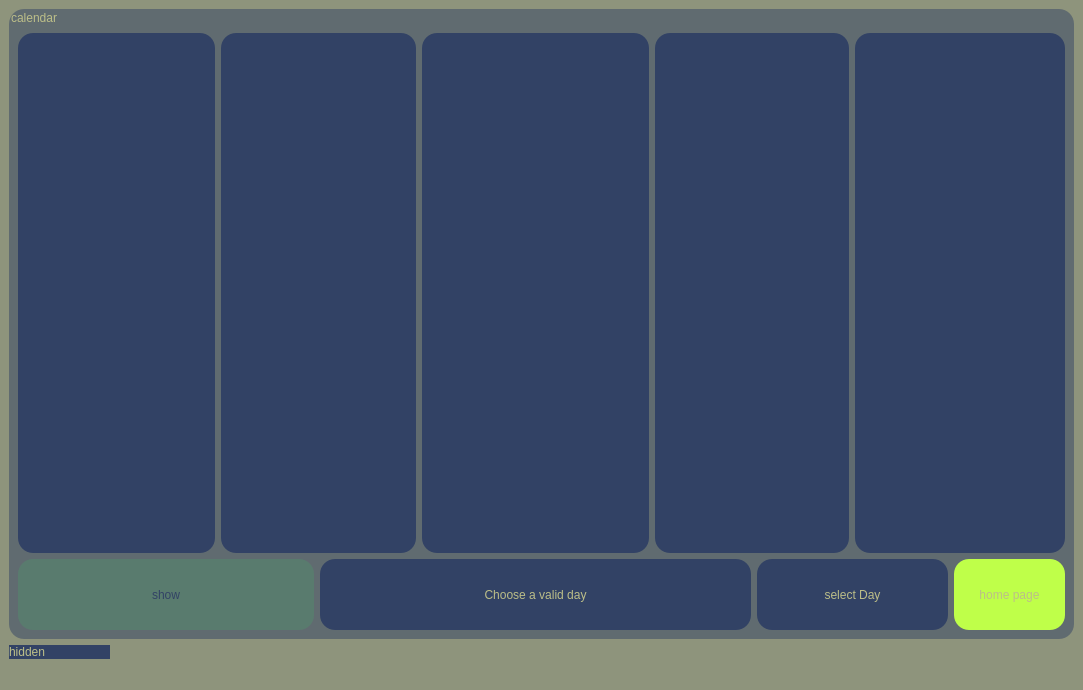
Above: AgileAgenda/currentday.ui from AmirHossienAfshar/AgileAgenda before the change. Below: the same form after it.
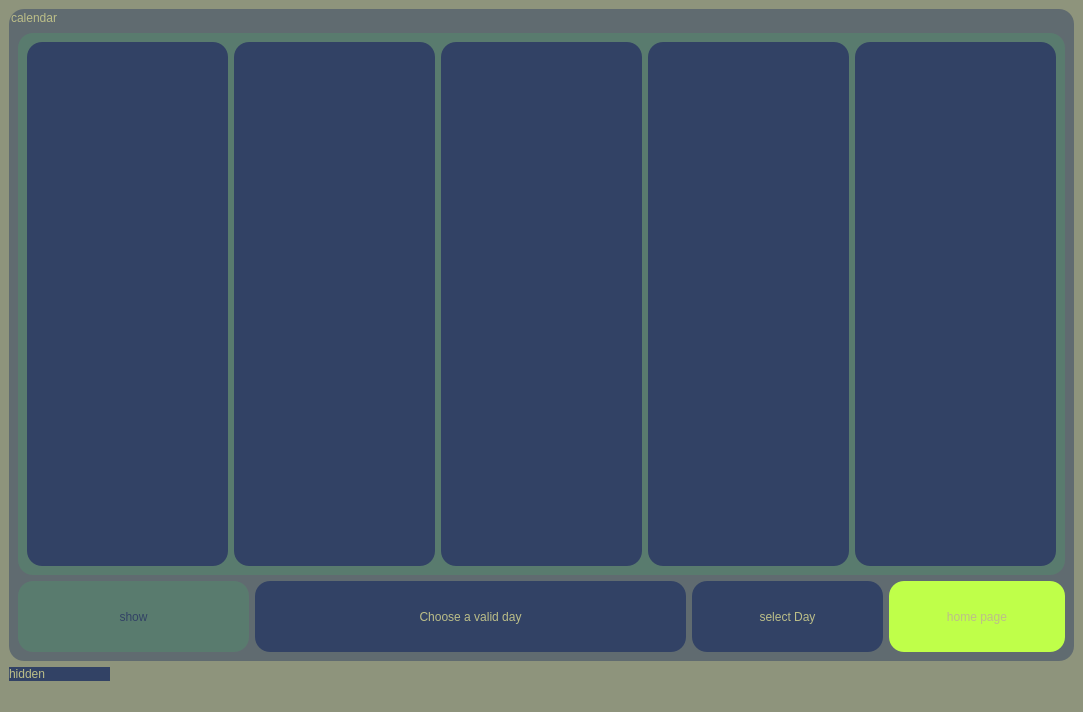
That is the form after the change.

What changed in the file:
```diff
--- a/AgileAgenda/currentday.ui
+++ b/AgileAgenda/currentday.ui
@@ -7,7 +7,7 @@
     <x>0</x>
     <y>0</y>
     <width>1083</width>
-    <height>690</height>
+    <height>712</height>
    </rect>
   </property>
   <property name="windowTitle">
@@ -38,12 +38,147 @@
        <string>calendar</string>
       </property>
       <layout class="QGridLayout" name="gridLayout_2">
-       <item row="1" column="4" colspan="2">
-        <widget class="QTableView" name="tableView_4">
+       <item row="1" column="0" colspan="4">
+        <widget class="QGroupBox" name="groupBox_2">
+         <property name="minimumSize">
+          <size>
+           <width>1011</width>
+           <height>501</height>
+          </size>
+         </property>
+         <property name="styleSheet">
+          <string notr="true">border-radius: 15px;
+background-color: rgb(89, 123, 110);
+font: 900 16pt &quot;Maven Pro&quot;;
+color:  rgb(50, 66, 101);
+</string>
+         </property>
+         <property name="title">
+          <string/>
+         </property>
+         <layout class="QGridLayout" name="gridLayout_3">
+          <item row="0" column="0">
+           <widget class="QTableView" name="tableView">
+            <property name="minimumSize">
+             <size>
+              <width>191</width>
+              <height>441</height>
+             </size>
+            </property>
+            <property name="maximumSize">
+             <size>
+              <width>265</width>
+              <height>16777215</height>
+             </size>
+            </property>
+            <property name="styleSheet">
+             <string notr="true">background-color: rgb(50, 66, 101);
+border-radius: 15px;
+font: 900 16pt &quot;Maven Pro&quot;;
+color: rgb(188, 190, 136);</string>
+            </property>
+            <property name="frameShape">
+             <enum>QFrame::StyledPanel</enum>
+            </property>
+           </widget>
+          </item>
+          <item row="0" column="1">
+           <widget class="QTableView" name="tableView_2">
+            <property name="minimumSize">
+             <size>
+              <width>191</width>
+              <height>441</height>
+             </size>
+            </property>
+            <property name="maximumSize">
+             <size>
+              <width>265</width>
+              <height>16777215</height>
+             </size>
+            </property>
+            <property name="styleSheet">
+             <string notr="true">background-color: rgb(50, 66, 101);
+border-radius: 15px;
+font: 900 16pt &quot;Maven Pro&quot;;
+color: rgb(188, 190, 136);</string>
+            </property>
+           </widget>
+          </item>
+          <item row="0" column="2">
+           <widget class="QTableView" name="tableView_3">
+            <property name="minimumSize">
+             <size>
+              <width>191</width>
+              <height>441</height>
+             </size>
+            </property>
+            <property name="maximumSize">
+             <size>
+              <width>265</width>
+              <height>16777215</height>
+             </size>
+            </property>
+            <property name="styleSheet">
+             <string notr="true">background-color: rgb(50, 66, 101);
+border-radius: 15px;
+font: 900 16pt &quot;Maven Pro&quot;;
+color: rgb(188, 190, 136);</string>
+            </property>
+           </widget>
+          </item>
+          <item row="0" column="3">
+           <widget class="QTableView" name="tableView_4">
+            <property name="minimumSize">
+             <size>
+              <width>191</width>
+              <height>441</height>
+             </size>
+            </property>
+            <property name="maximumSize">
+             <size>
+              <width>265</width>
+              <height>16777215</height>
+             </size>
+            </property>
+            <property name="styleSheet">
+             <string notr="true">background-color: rgb(50, 66, 101);
+border-radius: 15px;
+font: 900 16pt &quot;Maven Pro&quot;;
+color: rgb(188, 190, 136);</string>
+            </property>
+           </widget>
+          </item>
+          <item row="0" column="4">
+           <widget class="QTableView" name="tableView_5">
+            <property name="minimumSize">
+             <size>
+              <width>191</width>
+              <height>441</height>
+             </size>
+            </property>
+            <property name="maximumSize">
+             <size>
+              <width>265</width>
+              <height>16777215</height>
+             </size>
+            </property>
+            <property name="styleSheet">
+             <string notr="true">background-color: rgb(50, 66, 101);
+border-radius: 15px;
+font: 900 16pt &quot;Maven Pro&quot;;
+color: rgb(188, 190, 136);</string>
+            </property>
+           </widget>
+          </item>
+         </layout>
+        </widget>
+       </item>
+       <item row="2" column="2">
+        <widget class="QPushButton" name="pushButton_3">
          <property name="minimumSize">
           <size>
            <width>191</width>
-           <height>441</height>
+           <height>71</height>
           </size>
          </property>
          <property name="styleSheet">
@@ -52,9 +187,12 @@
 font: 900 16pt &quot;Maven Pro&quot;;
 color: rgb(188, 190, 136);</string>
          </property>
+         <property name="text">
+          <string>select Day</string>
+         </property>
         </widget>
        </item>
-       <item row="2" column="7">
+       <item row="2" column="3">
         <widget class="QPushButton" name="pushButton">
          <property name="minimumSize">
           <size>
@@ -76,42 +214,7 @@
          </property>
         </widget>
        </item>
-       <item row="1" column="1" colspan="2">
-        <widget class="QTableView" name="tableView_2">
-         <property name="minimumSize">
-          <size>
-           <width>191</width>
-           <height>441</height>
-          </size>
-         </property>
-         <property name="styleSheet">
-          <string notr="true">background-color: rgb(50, 66, 101);
-border-radius: 15px;
-font: 900 16pt &quot;Maven Pro&quot;;
-color: rgb(188, 190, 136);</string>
-         </property>
-        </widget>
-       </item>
-       <item row="1" column="0">
-        <widget class="QTableView" name="tableView">
-         <property name="minimumSize">
-          <size>
-           <width>191</width>
-           <height>441</height>
-          </size>
-         </property>
-         <property name="styleSheet">
-          <string notr="true">background-color: rgb(50, 66, 101);
-border-radius: 15px;
-font: 900 16pt &quot;Maven Pro&quot;;
-color: rgb(188, 190, 136);</string>
-         </property>
-         <property name="frameShape">
-          <enum>QFrame::StyledPanel</enum>
-         </property>
-        </widget>
-       </item>
-       <item row="2" column="2" colspan="3">
+       <item row="2" column="1">
         <widget class="QLabel" name="label">
          <property name="minimumSize">
           <size>
@@ -133,7 +236,30 @@
          </property>
         </widget>
        </item>
-       <item row="0" column="1">
+       <item row="2" column="0">
+        <widget class="QPushButton" name="pushButton_2">
+         <property name="minimumSize">
+          <size>
+           <width>231</width>
+           <height>71</height>
+          </size>
+         </property>
+         <property name="cursor">
+          <cursorShape>PointingHandCursor</cursorShape>
+         </property>
+         <property name="styleSheet">
+          <string notr="true">border-radius: 15px;
+background-color: rgb(89, 123, 110);
+font: 900 16pt &quot;Maven Pro&quot;;
+color:  rgb(50, 66, 101);
+</string>
+         </property>
+         <property name="text">
+          <string>show</string>
+         </property>
+        </widget>
+       </item>
+       <item row="0" column="0">
         <spacer name="verticalSpacer">
          <property name="orientation">
           <enum>Qt::Vertical</enum>
@@ -149,83 +275,6 @@
          </property>
         </spacer>
        </item>
-       <item row="2" column="0" colspan="2">
-        <widget class="QPushButton" name="pushButton_2">
-         <property name="minimumSize">
-          <size>
-           <width>231</width>
-           <height>71</height>
-          </size>
-         </property>
-         <property name="cursor">
-          <cursorShape>PointingHandCursor</cursorShape>
-         </property>
-         <property name="styleSheet">
-          <string notr="true">border-radius: 15px;
-background-color: rgb(89, 123, 110);
-font: 900 16pt &quot;Maven Pro&quot;;
-color:  rgb(50, 66, 101);
-</string>
-         </property>
-         <property name="text">
-          <string>show</string>
-         </property>
-        </widget>
-       </item>
-       <item row="1" column="3">
-        <widget class="QTableView" name="tableView_3">
-         <property name="minimumSize">
-          <size>
-           <width>191</width>
-           <height>441</height>
-          </size>
-         </property>
-         <property name="styleSheet">
-          <string notr="true">background-color: rgb(50, 66, 101);
-border-radius: 15px;
-font: 900 16pt &quot;Maven Pro&quot;;
-color: rgb(188, 190, 136);</string>
-         </property>
-        </widget>
-       </item>
-       <item row="1" column="6" colspan="2">
-        <widget class="QTableView" name="tableView_5">
-         <property name="minimumSize">
-          <size>
-           <width>191</width>
-           <height>441</height>
-          </size>
-         </property>
-         <property name="styleSheet">
-          <string notr="true">background-color: rgb(50, 66, 101);
-border-radius: 15px;
-font: 900 16pt &quot;Maven Pro&quot;;
-color: rgb(188, 190, 136);</string>
-         </property>
-        </widget>
-       </item>
-       <item row="2" column="5" colspan="2">
-        <widget class="QPushButton" name="pushButton_3">
-         <property name="minimumSize">
-          <size>
-           <width>191</width>
-           <height>71</height>
-          </size>
-         </property>
-         <property name="cursor">
-          <cursorShape>PointingHandCursor</cursorShape>
-         </property>
-         <property name="styleSheet">
-          <string notr="true">background-color: rgb(50, 66, 101);
-border-radius: 15px;
-font: 900 16pt &quot;Maven Pro&quot;;
-color: rgb(188, 190, 136);</string>
-         </property>
-         <property name="text">
-          <string>select Day</string>
-         </property>
-        </widget>
-       </item>
       </layout>
      </widget>
     </item>
```
Left out of the diff: 41 changed lines with no effect on the pictures.
